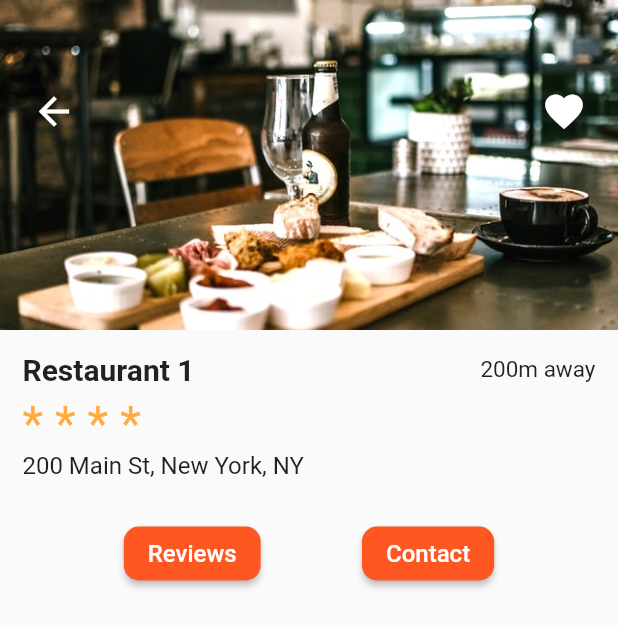
After one commit to siyamulislam/food-delivery-app, a Flutter app: the screen it shows after launch, after a tap on "Restaurant 1", on a phone screen of 412 x 824 dp. The commit adds this screen. Shown: the top 627 px of the screen. Run offline on Flutter 3.47's test engine with Material 2 defaults, Android fonts, the phone set to English and light mode, and no system bars.

Commit message:
up to review button

```diff
--- a/lib/screens/home_screen.dart
+++ b/lib/screens/home_screen.dart
@@ -3,6 +3,7 @@ import 'package:flutter/services.dart';
 import 'package:food_delivery_app/data/data.dart';
 import 'package:food_delivery_app/widgets/nearby_restaurant.dart';
 import 'package:food_delivery_app/widgets/recent_order.dart';
+import 'package:flutter/services.dart';
 
 class HomeScreen extends StatefulWidget {
   const HomeScreen({Key? key}) : super(key: key);
@@ -14,6 +15,8 @@ class HomeScreen extends StatefulWidget {
 class _HomeScreenState extends State<HomeScreen> {
   @override
   Widget build(BuildContext context) {
+    SystemChrome.setSystemUIOverlayStyle(
+        SystemUiOverlayStyle(statusBarColor: Colors.transparent));
     return Scaffold(
       appBar: AppBar(
         leading: IconButton(
@@ -29,9 +32,9 @@ class _HomeScreenState extends State<HomeScreen> {
           )
         ],
         centerTitle: true,
-        systemOverlayStyle: const SystemUiOverlayStyle(
-            statusBarColor: Color.fromRGBO(236, 80, 30, 1.0),
-            statusBarBrightness: Brightness.light),
+        // systemOverlayStyle: const SystemUiOverlayStyle(
+        //     // statusBarColor: Color.fromRGBO(236, 80, 30, 1.0),
+        //     statusBarBrightness: Brightness.light),
       ),
       body: ListView(
         // physics: BouncingScrollPhysics(),
--- /dev/null
+++ b/lib/screens/restaurant_screen.dart
@@ -0,0 +1,125 @@
+import 'package:flutter/material.dart';
+import 'package:food_delivery_app/models/restaurant.dart';
+import 'package:food_delivery_app/widgets/rating_starts.dart';
+
+class RestaurantScreen extends StatefulWidget {
+  final Restaurant restaurant;
+  const RestaurantScreen({Key? key, required this.restaurant})
+      : super(key: key);
+  @override
+  State<RestaurantScreen> createState() => _RestaurantScreenState();
+}
+
+class _RestaurantScreenState extends State<RestaurantScreen> {
+  bool isFav = false;
+  @override
+  Widget build(BuildContext context) {
+    return Scaffold(
+      // appBar: AppBar(title: Text(widget.restaurant.name),),
+      body: Column(
+        crossAxisAlignment: CrossAxisAlignment.start,
+        children: [
+          Stack(
+            children: [
+              Hero(
+                tag: widget.restaurant.imageUrl,
+                child: Image(
+                  image: AssetImage(widget.restaurant.imageUrl),
+                  height: 220,
+                  width: MediaQuery.of(context).size.width,
+                  fit: BoxFit.cover,
+                ),
+              ),
+              Padding(
+                padding: const EdgeInsets.symmetric(
+                    horizontal: 12.0, vertical: 50.0),
+                child: Row(
+                  mainAxisAlignment: MainAxisAlignment.spaceBetween,
+                  children: [
+                    IconButton(
+                      onPressed: () => Navigator.pop(context),
+                      icon: const Icon(
+                        Icons.arrow_back,
+                        color: Colors.white,
+                        size: 30,
+                      ),
+                    ),
+                    IconButton(
+                      icon: Icon(
+                        Icons.favorite,
+                        color: isFav
+                            ? Theme.of(context).primaryColor
+                            : Colors.white,
+                        size: 30,
+                      ),
+                      onPressed: () => setState(() {
+                        isFav ? isFav = false : isFav = true;
+                      }),
+                    ),
+                  ],
+                ),
+              )
+            ],
+          ),
+          Padding(
+            padding: const EdgeInsets.all(15.0),
+            child: Column(
+              crossAxisAlignment: CrossAxisAlignment.start,
+              children: [
+                Row(
+                  mainAxisAlignment: MainAxisAlignment.spaceBetween,
+                  children: [
+                    Text(
+                      widget.restaurant.name,
+                      style: const TextStyle(
+                          fontSize: 20, fontWeight: FontWeight.w600),
+                      maxLines: 1,
+                      overflow: TextOverflow.ellipsis,
+                    ),
+                    const Text("200m away",
+                        style: TextStyle(
+                            fontSize: 15, fontWeight: FontWeight.w400)),
+                  ],
+                ),
+                const SizedBox(height: 5.0),
+                RatingStars(widget.restaurant.rating, 32.0),
+                Text(widget.restaurant.address,
+                    maxLines: 1,
+                    overflow: TextOverflow.ellipsis,
+                    style: const TextStyle(
+                        fontSize: 16, fontWeight: FontWeight.w400)),
+                const SizedBox(height: 25.0),
+                Row(
+                  mainAxisAlignment: MainAxisAlignment.spaceEvenly,
+                  children: [
+                    ElevatedButton(
+                        onPressed: () {},
+                      style: ButtonStyle(
+                          shape:MaterialStateProperty.all(RoundedRectangleBorder(
+                              borderRadius: BorderRadius.circular(10.0)))
+                      ),
+                        child: const Text("Reviews",
+                            style: TextStyle(
+                                fontSize: 16, fontWeight: FontWeight.w500)),
+                    ),
+
+                    ElevatedButton(
+                      onPressed: () {},
+                      style: ButtonStyle(
+                          shape:MaterialStateProperty.all(RoundedRectangleBorder(
+                              borderRadius: BorderRadius.circular(10.0)))
+                      ),
+                      child: const Text("Contact",
+                          style: TextStyle(
+                              fontSize: 16, fontWeight: FontWeight.w500)),
+                    ),
+                  ],
+                ),
+              ],
+            ),
+          ),
+        ],
+      ),
+    );
+  }
+}
--- a/lib/widgets/nearby_restaurant.dart
+++ b/lib/widgets/nearby_restaurant.dart
@@ -5,6 +5,7 @@ import 'package:flutter/rendering.dart';
 import 'package:food_delivery_app/data/data.dart';
 import 'package:food_delivery_app/models/order.dart';
 import 'package:food_delivery_app/models/restaurant.dart';
+import 'package:food_delivery_app/screens/restaurant_screen.dart';
 import 'package:food_delivery_app/widgets/rating_starts.dart';
 
 class NearbyRestaurant extends StatelessWidget {
@@ -31,7 +32,10 @@ class NearbyRestaurant extends StatelessWidget {
   _buildRestaurant(BuildContext context) {
     List<Widget> restaurantList = [];
     restaurants.forEach((Restaurant restaurant) {
-      restaurantList.add(Container(
+      restaurantList.add(GestureDetector(
+        onTap: () => Navigator.push(context, MaterialPageRoute(builder: (_)=>
+            RestaurantScreen(restaurant:restaurant))),
+        child: Container(
           height: 100,
           margin: const EdgeInsets.symmetric(horizontal: 12.0,vertical: 8),
           decoration: BoxDecoration(
@@ -42,11 +46,14 @@ class NearbyRestaurant extends StatelessWidget {
             children: [
               ClipRRect(
                 borderRadius: BorderRadius.circular(15.0),
-              child: Image.asset(
-                restaurant.imageUrl,
+                child: Hero(
+                  tag: restaurant.imageUrl,
+                  child: Image(
+                    image: AssetImage( restaurant.imageUrl),
                     height: 120,
                     width: 150,
                     fit: BoxFit.cover,
+                  ),
                 ),
               ),
               Expanded(
@@ -63,7 +70,7 @@ class NearbyRestaurant extends StatelessWidget {
                         maxLines: 1,
                         overflow: TextOverflow.ellipsis,
                       ),
-                    RatingStars(restaurant.rating),
+                      RatingStars(restaurant.rating,25.0),
                       Text(restaurant.address,
                           maxLines: 1,
                           overflow: TextOverflow.ellipsis,
@@ -79,8 +86,8 @@ class NearbyRestaurant extends StatelessWidget {
               ),
             ],
           ),
+        ),
       ));
-      print(restaurantList);
     });
     return Column(
       children: restaurantList,
--- a/lib/widgets/rating_starts.dart
+++ b/lib/widgets/rating_starts.dart
@@ -1,8 +1,9 @@
 import 'package:flutter/material.dart';
 
 class RatingStars extends StatelessWidget {
-    RatingStars(this.rating, {super.key});
+    RatingStars(this.rating,this.size, {super.key});
   int rating;
+  double size;
 
   @override
   Widget build(BuildContext context) {
@@ -16,7 +17,7 @@ class RatingStars extends StatelessWidget {
     }
     stars.trim();
     return Text(stars,
-    style: TextStyle(color: Colors.orangeAccent,fontSize: 25),
+    style: TextStyle(color: Colors.orangeAccent,fontSize: size),
     );
   }
 }
```
Lines whose indentation alone changed are shown as unchanged.
